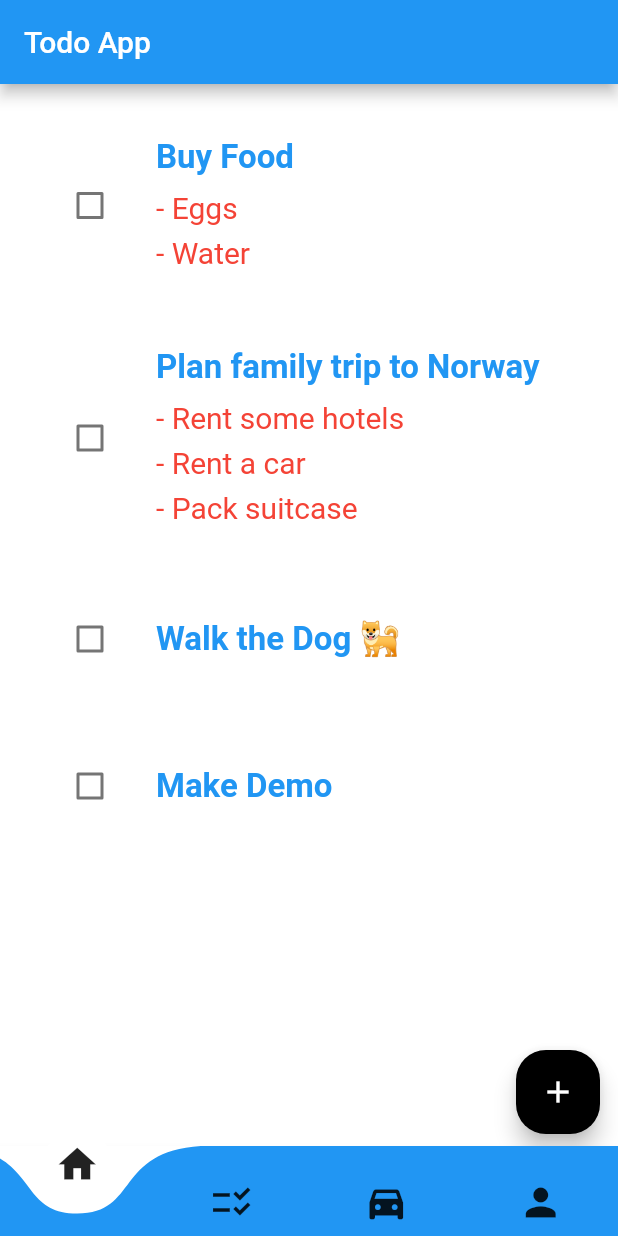
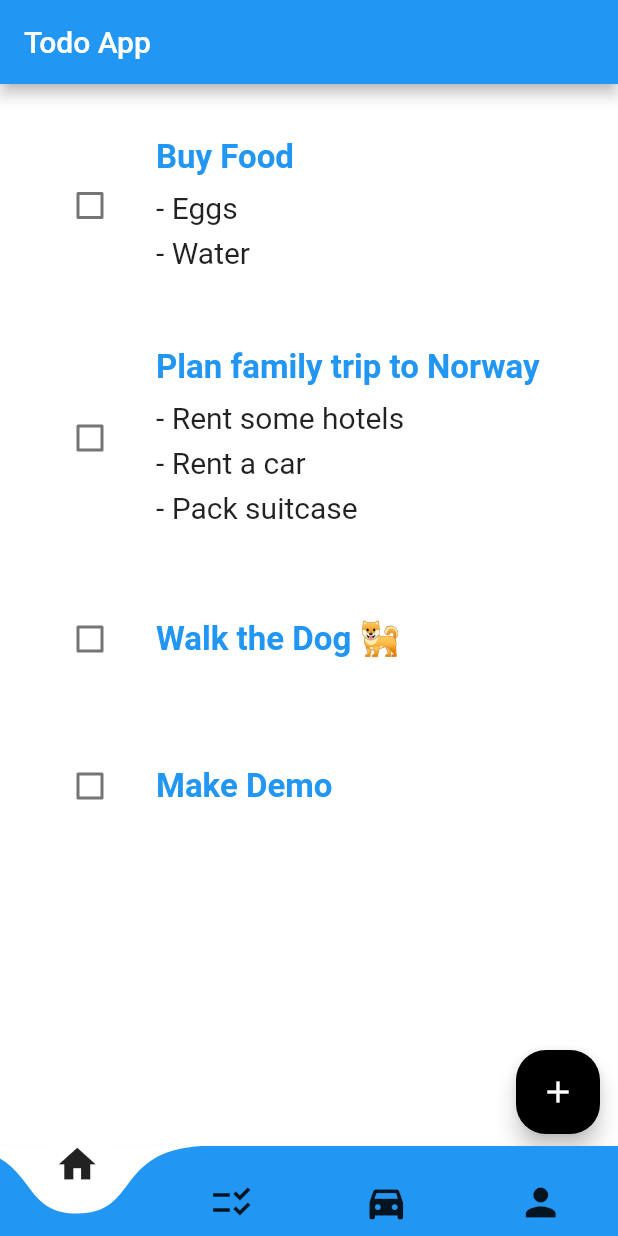
Before and after one commit to Sergioarg/practice_flutter, a Flutter app: the screen it shows after launch, on a phone screen of 412 x 824 dp. Run offline on Flutter 3.47's test engine with Material 2 defaults, Android fonts, the phone set to English and light mode, and no system bars; drawn by our look-alikes of curved_navigation_bar, flutter_slidable; our stand-ins replace carousel_slider, font_awesome_flutter; network calls fail.

Commit message:
Cleaning code

```diff
--- a/demo_xyzies/lib/App/Widgets/widgets_todo/todo_list_widget.dart
+++ b/demo_xyzies/lib/App/Widgets/widgets_todo/todo_list_widget.dart
@@ -7,6 +7,8 @@ import 'package:provider/provider.dart';
 // import 'package:demo_xyzies/App/Widgets/widgets_todo/todo_widget.dart';
 
 class TodoListWidget extends StatelessWidget {
+  const TodoListWidget({Key? key}) : super(key: key);
+
   @override
   Widget build(BuildContext context) {
     final provider = Provider.of<TodosProvider>(context);
@@ -14,7 +16,7 @@ class TodoListWidget extends StatelessWidget {
     final todos = provider.todos;
 
     return todos.isEmpty
-        ? Center(
+        ? const Center(
             child: Text(
             'No todos',
             style: TextStyle(fontSize: 20),
--- a/demo_xyzies/lib/App/Widgets/widgets_todo/todo_widget.dart
+++ b/demo_xyzies/lib/App/Widgets/widgets_todo/todo_widget.dart
@@ -1,7 +1,6 @@
 import 'package:flutter/material.dart';
 import 'package:demo_xyzies/App/model/todo.dart';
 import 'package:flutter_slidable/flutter_slidable.dart';
-import 'package:provider/provider.dart';
 
 class TodoWidget extends StatelessWidget {
   final Todo todo;
@@ -16,7 +15,6 @@ class TodoWidget extends StatelessWidget {
         key: Key(todo.id),
         startActionPane: ActionPane(
           motion: const ScrollMotion(),
-          // dismissible: DismissiblePane(onDismissed: () {}), //con esto se va
           children: [
             SlidableAction(
               onPressed: null, // add funcition
@@ -68,7 +66,7 @@ class TodoWidget extends StatelessWidget {
                         child: Text(
                           todo.description,
                           style: TextStyle(
-                              fontSize: 20, height: 1.5, color: Colors.red),
+                              fontSize: 20, height: 1.5),
                         ),
                       ),
                   ],
```
